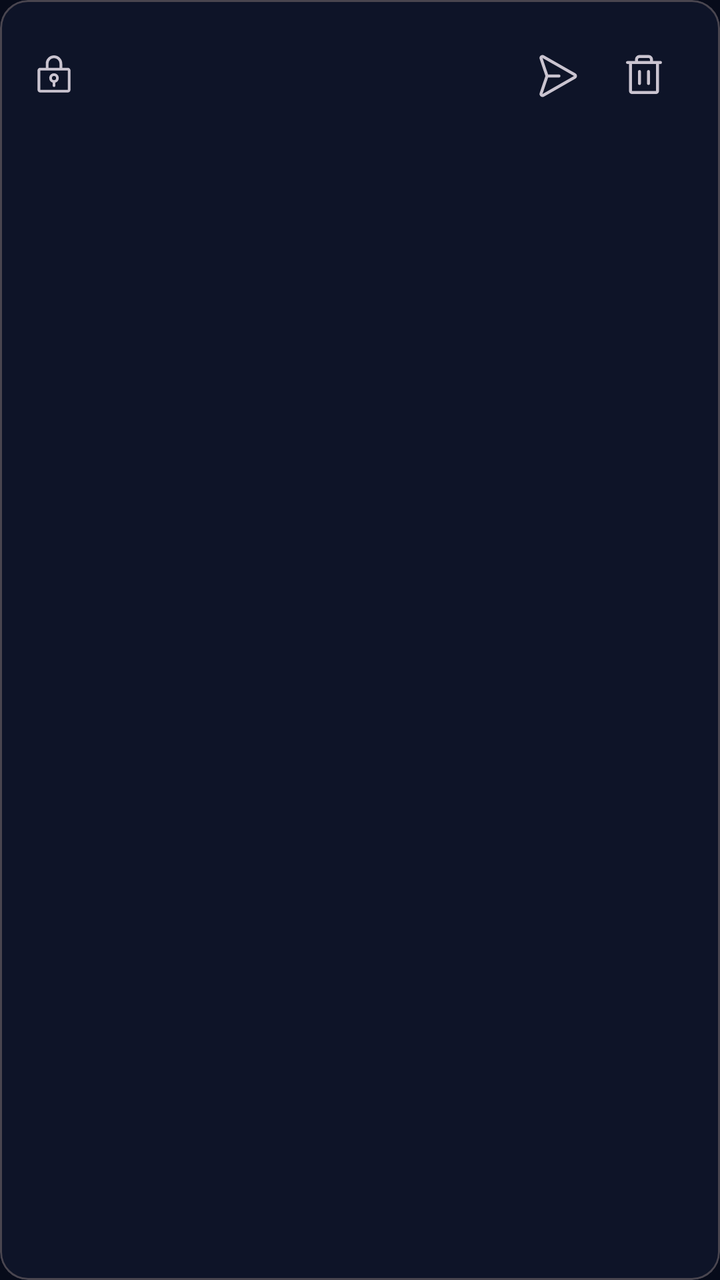
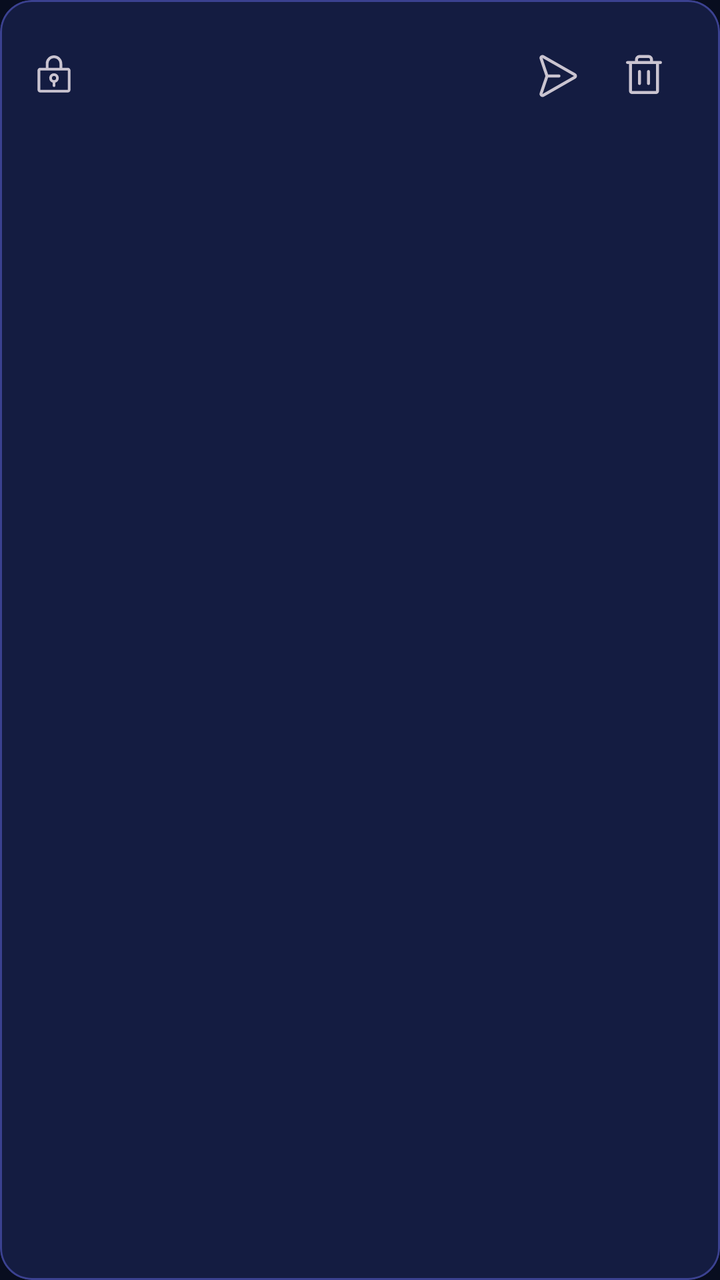

An Android layout rendered at two revisions. The XML below is the earlier revision; the diff shows what the commit changed to produce the second picture.
<!-- AndroidManifest.xml: application theme Theme.BeamPad -->
<!-- res/layout/item_snippet.xml -->
<?xml version="1.0" encoding="utf-8"?>
<com.google.android.material.card.MaterialCardView
    xmlns:android="http://schemas.android.com/apk/res/android"
    xmlns:app="http://schemas.android.com/apk/res-auto"
    android:layout_width="match_parent"
    android:layout_height="wrap_content"
    android:layout_marginStart="12dp"
    android:layout_marginEnd="12dp"
    android:layout_marginTop="8dp"
    app:cardCornerRadius="14dp"
    app:cardElevation="0dp"
    app:strokeWidth="1dp"
    android:clickable="true"
    android:focusable="true"
    android:foreground="?attr/selectableItemBackground">

    <LinearLayout
        android:layout_width="match_parent"
        android:layout_height="wrap_content"
        android:orientation="horizontal"
        android:padding="16dp"
        android:gravity="center_vertical">

        <ImageView
            android:id="@+id/icon"
            android:layout_width="22dp"
            android:layout_height="22dp"
            android:layout_marginEnd="14dp"
            android:src="@drawable/ic_lock_key"
            android:contentDescription="@null" />

        <TextView
            android:id="@+id/label"
            android:layout_width="0dp"
            android:layout_height="wrap_content"
            android:layout_weight="1"
            android:maxLines="1"
            android:ellipsize="end"
            android:textAppearance="?attr/textAppearanceBodyLarge" />

        <ImageButton
            android:id="@+id/send"
            android:layout_width="44dp"
            android:layout_height="44dp"
            android:src="@drawable/ic_paper_plane_right"
            android:background="?attr/selectableItemBackgroundBorderless"
            android:contentDescription="@string/snippet_send" />

        <ImageButton
            android:id="@+id/delete"
            android:layout_width="44dp"
            android:layout_height="44dp"
            android:src="@drawable/ic_trash"
            android:background="?attr/selectableItemBackgroundBorderless"
            android:contentDescription="@string/snippet_delete" />
    </LinearLayout>
</com.google.android.material.card.MaterialCardView>
<!-- resources referenced by this layout -->
<resources>
  <!-- drawable ic_lock_key (drawable) -->
  <?xml version="1.0" encoding="utf-8"?>
  <vector xmlns:android="http://schemas.android.com/apk/res/android"
      android:width="24dp"
      android:height="24dp"
      android:viewportWidth="256"
      android:viewportHeight="256"
      android:tint="?attr/colorControlNormal">
      <path
          android:fillColor="@android:color/white"
          android:pathData="M128,112a28,28,0,0,0-8,54.83V184a8,8,0,0,0,16,0V166.83A28,28,0,0,0,128,112Zm0,40a12,12,0,1,1,12-12A12,12,0,0,1,128,152Zm80-72H176V56a48,48,0,0,0-96,0V80H48A16,16,0,0,0,32,96V208a16,16,0,0,0,16,16H208a16,16,0,0,0,16-16V96A16,16,0,0,0,208,80ZM96,56a32,32,0,0,1,64,0V80H96ZM208,208H48V96H208V208Z" />
  </vector>
  <!-- drawable ic_paper_plane_right (drawable) -->
  <?xml version="1.0" encoding="utf-8"?>
  <vector xmlns:android="http://schemas.android.com/apk/res/android"
      android:width="24dp"
      android:height="24dp"
      android:viewportWidth="256"
      android:viewportHeight="256"
      android:tint="?attr/colorControlNormal">
      <path
          android:fillColor="@android:color/white"
          android:pathData="M231.87,114l-168-95.89A16,16,0,0,0,40.92,37.34L71.55,128,40.92,218.67A16,16,0,0,0,56,240a16.15,16.15,0,0,0,7.93-2.1l167.92-96.05a16,16,0,0,0,.05-27.89ZM56,224a.56.56,0,0,0,0-.12L85.74,136H144a8,8,0,0,0,0-16H85.74L56.06,32.16A.46.46,0,0,0,56,32l168,95.83Z" />
  </vector>
  <!-- drawable ic_trash (drawable) -->
  <?xml version="1.0" encoding="utf-8"?>
  <vector xmlns:android="http://schemas.android.com/apk/res/android"
      android:width="24dp"
      android:height="24dp"
      android:viewportWidth="256"
      android:viewportHeight="256"
      android:tint="?attr/colorControlNormal">
      <path
          android:fillColor="@android:color/white"
          android:pathData="M216,48H176V40a24,24,0,0,0-24-24H104A24,24,0,0,0,80,40v8H40a8,8,0,0,0,0,16h8V208a16,16,0,0,0,16,16H192a16,16,0,0,0,16-16V64h8a8,8,0,0,0,0-16ZM96,40a8,8,0,0,1,8-8h48a8,8,0,0,1,8,8v8H96Zm96,168H64V64H192ZM112,104v64a8,8,0,0,1-16,0V104a8,8,0,0,1,16,0Zm48,0v64a8,8,0,0,1-16,0V104a8,8,0,0,1,16,0Z" />
  </vector>
  <string name="snippet_delete">Delete</string>
  <string name="snippet_send">Send</string>
  <style name="Theme.BeamPad" parent="Theme.Material3.Dark.NoActionBar">
          <item name="colorPrimary">@color/bp_accent</item>
          <item name="colorOnPrimary">@color/bp_text</item>
          <item name="colorSurface">@color/bp_surface</item>
          <item name="colorOnSurface">@color/bp_text</item>
          <item name="colorSurfaceVariant">@color/bp_surface_raised</item>
          <item name="colorOnSurfaceVariant">@color/bp_text_dim</item>
          <item name="colorOutline">@color/bp_stroke</item>
          <item name="android:colorBackground">@color/bp_bg</item>
          <item name="android:statusBarColor">@android:color/transparent</item>
          <item name="android:navigationBarColor">@android:color/transparent</item>
          <item name="android:windowLightStatusBar">false</item>
          <item name="android:windowLightNavigationBar">false</item>
      </style>
  <color name="bp_accent">#6D5BF7</color>
  <color name="bp_text">#EEF1FF</color>
  <color name="bp_surface">#0E1428</color>
  <color name="bp_surface_raised">#141C36</color>
  <color name="bp_text_dim">#9BA4CC</color>
  <color name="bp_stroke">#232C52</color>
  <color name="bp_bg">#070B1A</color>
</resources>

<!-- the commit's change to res/layout/item_snippet.xml (unified diff, before → after) -->
@@ -7,8 +7,10 @@
     android:layout_marginStart="12dp"
     android:layout_marginEnd="12dp"
     android:layout_marginTop="8dp"
-    app:cardCornerRadius="14dp"
+    app:cardCornerRadius="16dp"
     app:cardElevation="0dp"
+    app:cardBackgroundColor="@color/bp_card_translucent"
+    app:strokeColor="@color/bp_stroke"
     app:strokeWidth="1dp"
     android:clickable="true"
     android:focusable="true"
<!-- resource entries referenced after the edit -->
@@ -1,5 +1,6 @@
 <!-- resources referenced by this layout -->
 <resources>
+  <color name="bp_card_translucent">#E6161F45</color>
   <!-- drawable ic_lock_key (drawable) -->
   <?xml version="1.0" encoding="utf-8"?>
   <vector xmlns:android="http://schemas.android.com/apk/res/android"
@@ -52,12 +53,12 @@
           <item name="android:windowLightStatusBar">false</item>
           <item name="android:windowLightNavigationBar">false</item>
       </style>
-  <color name="bp_accent">#6D5BF7</color>
+  <color name="bp_accent">#4F46E5</color>
   <color name="bp_text">#EEF1FF</color>
-  <color name="bp_surface">#0E1428</color>
-  <color name="bp_surface_raised">#141C36</color>
+  <color name="bp_surface">#141B3D</color>
+  <color name="bp_surface_raised">#1B2350</color>
   <color name="bp_text_dim">#9BA4CC</color>
-  <color name="bp_stroke">#232C52</color>
-  <color name="bp_bg">#070B1A</color>
+  <color name="bp_stroke">#3B4190</color>
+  <color name="bp_bg">#080D1F</color>
 </resources>
 
